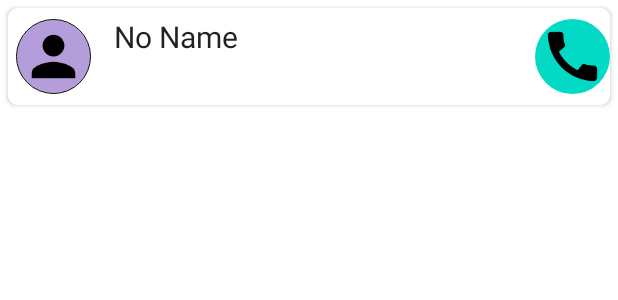
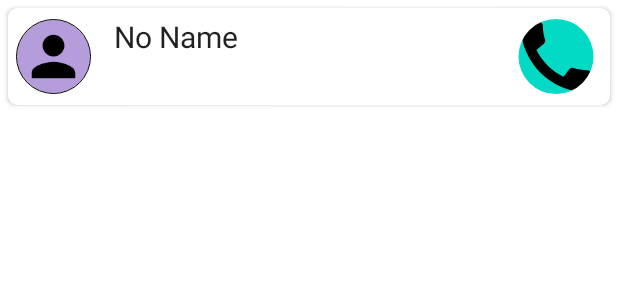
Before and after one commit to RoshanShaikh/My-Contacts, an Android app: the layout contact_row.xml on its own in the app's theme, with its tools: preview values and no code run, on a phone screen of 412 x 824 dp. Shown: the top 300 px of the screen. Run offline under Robolectric (Android 15) with nearby library versions, the light colour scheme and no system bars.

Commit message:
2nd Commit

```diff
--- a/app/src/main/java/com/RoshanShaikh/mycontacts/MainActivity.kt
+++ b/app/src/main/java/com/RoshanShaikh/mycontacts/MainActivity.kt
@@ -44,7 +44,7 @@ class MainActivity : AppCompatActivity() {
                 myDBHandler.deleteContact(item.groupId)
                 contactArrayList.clear()
                 contactArrayList = myDBHandler.getAllContacts()
-                recyclerAdapter = RecyclerViewAdapter(this, contactArrayList)
+                recyclerAdapter = RecyclerViewAdapter(this,  contactArrayList.sortedBy { it.name })
                 contactRecyclerView.adapter = recyclerAdapter
                 true
             }
@@ -55,7 +55,7 @@ class MainActivity : AppCompatActivity() {
     override fun onResume() {
         contactArrayList.clear()
         contactArrayList = myDBHandler.getAllContacts()
-        recyclerAdapter = RecyclerViewAdapter(this, contactArrayList)
+        recyclerAdapter = RecyclerViewAdapter(this,  contactArrayList.sortedBy { it.name })
         contactRecyclerView.adapter = recyclerAdapter
         super.onResume()
     }
--- a/app/src/main/res/layout/contact_row.xml
+++ b/app/src/main/res/layout/contact_row.xml
@@ -53,7 +53,7 @@
         <de.hdodenhof.circleimageview.CircleImageView
             android:id="@+id/call"
             style="@style/ShapeAppearance.App.CircleImageView"
-            android:layout_width="50dp"
+            android:layout_width="wrap_content"
             android:layout_height="50dp"
             android:src="@mipmap/ic_call"
             app:layout_constraintBottom_toBottomOf="parent"
```
